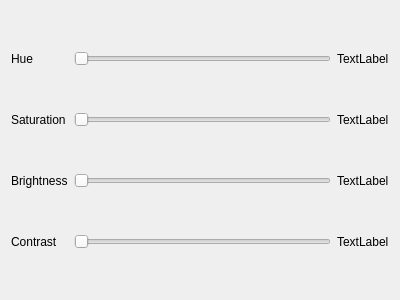
Painless-VR-Capstone/Qt-ClientApp, file visualtab.ui: the form before one commit.
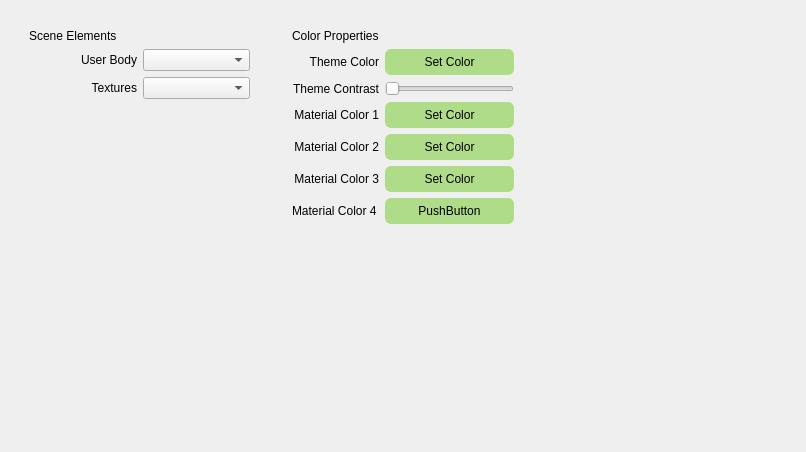
The form after the commit.

The edit to the form file:
```diff
--- a/visualtab.ui
+++ b/visualtab.ui
@@ -6,107 +6,322 @@
    <rect>
     <x>0</x>
     <y>0</y>
-    <width>400</width>
-    <height>300</height>
+    <width>806</width>
+    <height>452</height>
    </rect>
   </property>
+  <property name="sizePolicy">
+   <sizepolicy hsizetype="Fixed" vsizetype="Fixed">
+    <horstretch>0</horstretch>
+    <verstretch>0</verstretch>
+   </sizepolicy>
+  </property>
   <property name="windowTitle">
    <string>Form</string>
   </property>
   <layout class="QGridLayout" name="gridLayout">
-   <item row="3" column="0">
-    <widget class="QLabel" name="label_2">
-     <property name="text">
-      <string>Contrast</string>
-     </property>
-    </widget>
-   </item>
-   <item row="1" column="1">
-    <widget class="QSlider" name="saturationSlider">
-     <property name="maximum">
-      <number>100</number>
-     </property>
-     <property name="orientation">
-      <enum>Qt::Horizontal</enum>
-     </property>
-    </widget>
-   </item>
    <item row="0" column="1">
-    <widget class="QSlider" name="hueSlider">
-     <property name="maximum">
-      <number>359</number>
+    <widget class="QWidget" name="widget_3" native="true">
+     <property name="sizePolicy">
+      <sizepolicy hsizetype="Preferred" vsizetype="Preferred">
+       <horstretch>1</horstretch>
+       <verstretch>0</verstretch>
+      </sizepolicy>
      </property>
-     <property name="orientation">
-      <enum>Qt::Horizontal</enum>
-     </property>
-    </widget>
-   </item>
-   <item row="2" column="1">
-    <widget class="QSlider" name="brightnessSlider">
-     <property name="maximum">
-      <number>100</number>
-     </property>
-     <property name="orientation">
-      <enum>Qt::Horizontal</enum>
-     </property>
-    </widget>
-   </item>
-   <item row="3" column="1">
-    <widget class="QSlider" name="contrastSlider">
-     <property name="maximum">
-      <number>100</number>
-     </property>
-     <property name="orientation">
-      <enum>Qt::Horizontal</enum>
-     </property>
-    </widget>
-   </item>
-   <item row="0" column="2">
-    <widget class="QLabel" name="hueLabel">
-     <property name="text">
-      <string>TextLabel</string>
-     </property>
+     <layout class="QGridLayout" name="gridLayout_5">
+      <item row="1" column="0">
+       <spacer name="verticalSpacer">
+        <property name="orientation">
+         <enum>Qt::Vertical</enum>
+        </property>
+        <property name="sizeHint" stdset="0">
+         <size>
+          <width>20</width>
+          <height>40</height>
+         </size>
+        </property>
+       </spacer>
+      </item>
+      <item row="0" column="0">
+       <widget class="QWidget" name="colorPropertiesBox" native="true">
+        <property name="sizePolicy">
+         <sizepolicy hsizetype="Preferred" vsizetype="Fixed">
+          <horstretch>1</horstretch>
+          <verstretch>0</verstretch>
+         </sizepolicy>
+        </property>
+        <layout class="QGridLayout" name="gridLayout_4">
+         <item row="4" column="0">
+          <widget class="QLabel" name="label_11">
+           <property name="text">
+            <string>Material Color 2</string>
+           </property>
+           <property name="alignment">
+            <set>Qt::AlignRight|Qt::AlignTrailing|Qt::AlignVCenter</set>
+           </property>
+          </widget>
+         </item>
+         <item row="4" column="1">
+          <widget class="QPushButton" name="setMaterial2">
+           <property name="focusPolicy">
+            <enum>Qt::NoFocus</enum>
+           </property>
+           <property name="styleSheet">
+            <string notr="true">QPushButton {
+    background-color: #AFDC88;
+    border-style: outset;
+    border-width: 0px;
+    border-radius: 6px;
+    border-color: #AFDC88;
+    min-width: 10em;
+    padding: 6px;
+}</string>
+           </property>
+           <property name="text">
+            <string>Set Color</string>
+           </property>
+          </widget>
+         </item>
+         <item row="3" column="0">
+          <widget class="QLabel" name="label_9">
+           <property name="text">
+            <string>Material Color 1</string>
+           </property>
+           <property name="alignment">
+            <set>Qt::AlignRight|Qt::AlignTrailing|Qt::AlignVCenter</set>
+           </property>
+          </widget>
+         </item>
+         <item row="5" column="0">
+          <widget class="QLabel" name="label_12">
+           <property name="text">
+            <string>Material Color 3</string>
+           </property>
+           <property name="alignment">
+            <set>Qt::AlignRight|Qt::AlignTrailing|Qt::AlignVCenter</set>
+           </property>
+          </widget>
+         </item>
+         <item row="1" column="1">
+          <widget class="QPushButton" name="setThemeButton">
+           <property name="focusPolicy">
+            <enum>Qt::NoFocus</enum>
+           </property>
+           <property name="styleSheet">
+            <string notr="true">QPushButton {
+    background-color: #AFDC88;
+    border-style: outset;
+    border-width: 0px;
+    border-radius: 6px;
+    border-color: #AFDC88;
+    min-width: 10em;
+    padding: 6px;
+}</string>
+           </property>
+           <property name="text">
+            <string>Set Color</string>
+           </property>
+          </widget>
+         </item>
+         <item row="2" column="0">
+          <widget class="QLabel" name="label_15">
+           <property name="text">
+            <string>Theme Contrast</string>
+           </property>
+           <property name="alignment">
+            <set>Qt::AlignRight|Qt::AlignTrailing|Qt::AlignVCenter</set>
+           </property>
+          </widget>
+         </item>
+         <item row="5" column="1">
+          <widget class="QPushButton" name="setMaterial3">
+           <property name="focusPolicy">
+            <enum>Qt::NoFocus</enum>
+           </property>
+           <property name="styleSheet">
+            <string notr="true">QPushButton {
+    background-color: #AFDC88;
+    border-style: outset;
+    border-width: 0px;
+    border-radius: 6px;
+    border-color: #AFDC88;
+    min-width: 10em;
+    padding: 6px;
+}</string>
+           </property>
+           <property name="text">
+            <string>Set Color</string>
+           </property>
+          </widget>
+         </item>
+         <item row="3" column="1">
+          <widget class="QPushButton" name="setMaterial1">
+           <property name="focusPolicy">
+            <enum>Qt::NoFocus</enum>
+           </property>
+           <property name="styleSheet">
+            <string notr="true">QPushButton {
+    background-color: #AFDC88;
+    border-style: outset;
+    border-width: 0px;
+    border-radius: 6px;
+    border-color: #AFDC88;
+    min-width: 10em;
+    padding: 6px;
+}</string>
+           </property>
+           <property name="text">
+            <string>Set Color</string>
+           </property>
+          </widget>
+         </item>
+         <item row="1" column="0">
+          <widget class="QLabel" name="label_10">
+           <property name="sizePolicy">
+            <sizepolicy hsizetype="Preferred" vsizetype="Preferred">
+             <horstretch>0</horstretch>
+             <verstretch>0</verstretch>
+            </sizepolicy>
+           </property>
+           <property name="text">
+            <string>Theme Color</string>
+           </property>
+           <property name="alignment">
+            <set>Qt::AlignRight|Qt::AlignTrailing|Qt::AlignVCenter</set>
+           </property>
+          </widget>
+         </item>
+         <item row="2" column="1">
+          <widget class="QSlider" name="contrastSlider">
+           <property name="focusPolicy">
+            <enum>Qt::NoFocus</enum>
+           </property>
+           <property name="orientation">
+            <enum>Qt::Horizontal</enum>
+           </property>
+          </widget>
+         </item>
+         <item row="0" column="0">
+          <widget class="QLabel" name="label_13">
+           <property name="sizePolicy">
+            <sizepolicy hsizetype="Preferred" vsizetype="Fixed">
+             <horstretch>0</horstretch>
+             <verstretch>0</verstretch>
+            </sizepolicy>
+           </property>
+           <property name="text">
+            <string>Color Properties</string>
+           </property>
+          </widget>
+         </item>
+         <item row="6" column="0">
+          <widget class="QLabel" name="label_16">
+           <property name="text">
+            <string>Material Color 4</string>
+           </property>
+          </widget>
+         </item>
+         <item row="6" column="1">
+          <widget class="QPushButton" name="setMaterial4">
+           <property name="styleSheet">
+            <string notr="true">QPushButton {
+    background-color: #AFDC88;
+    border-style: outset;
+    border-width: 0px;
+    border-radius: 6px;
+    border-color: #AFDC88;
+    min-width: 10em;
+    padding: 6px;
+}</string>
+           </property>
+           <property name="text">
+            <string>PushButton</string>
+           </property>
+          </widget>
+         </item>
+        </layout>
+       </widget>
+      </item>
+     </layout>
     </widget>
    </item>
    <item row="0" column="0">
-    <widget class="QLabel" name="label_3">
-     <property name="text">
-      <string>Hue</string>
+    <widget class="QWidget" name="widget_4" native="true">
+     <property name="sizePolicy">
+      <sizepolicy hsizetype="Preferred" vsizetype="Preferred">
+       <horstretch>1</horstretch>
+       <verstretch>0</verstretch>
+      </sizepolicy>
      </property>
+     <layout class="QGridLayout" name="gridLayout_7">
+      <item row="1" column="0">
+       <spacer name="verticalSpacer_2">
+        <property name="orientation">
+         <enum>Qt::Vertical</enum>
+        </property>
+        <property name="sizeHint" stdset="0">
+         <size>
+          <width>20</width>
+          <height>40</height>
+         </size>
+        </property>
+       </spacer>
+      </item>
+      <item row="0" column="0">
+       <widget class="QWidget" name="sceneElementsBox" native="true">
+        <layout class="QGridLayout" name="gridLayout_3">
+         <item row="2" column="1">
+          <widget class="QComboBox" name="userBodyComboBox"/>
+         </item>
+         <item row="3" column="1">
+          <widget class="QComboBox" name="texturesComboBox"/>
+         </item>
+         <item row="3" column="0">
+          <widget class="QLabel" name="label_3">
+           <property name="text">
+            <string>Textures</string>
+           </property>
+           <property name="alignment">
+            <set>Qt::AlignRight|Qt::AlignTrailing|Qt::AlignVCenter</set>
+           </property>
+          </widget>
+         </item>
+         <item row="2" column="0">
+          <widget class="QLabel" name="label">
+           <property name="text">
+            <string>User Body</string>
+           </property>
+           <property name="alignment">
+            <set>Qt::AlignRight|Qt::AlignTrailing|Qt::AlignVCenter</set>
+           </property>
+          </widget>
+         </item>
+         <item row="1" column="0">
+          <widget class="QLabel" name="label_14">
+           <property name="sizePolicy">
+            <sizepolicy hsizetype="Preferred" vsizetype="Fixed">
+             <horstretch>0</horstretch>
+             <verstretch>0</verstretch>
+            </sizepolicy>
+           </property>
+           <property name="text">
+            <string>Scene Elements</string>
+           </property>
+          </widget>
+         </item>
+        </layout>
+       </widget>
+      </item>
+     </layout>
     </widget>
    </item>
-   <item row="2" column="2">
-    <widget class="QLabel" name="brightnessLabel">
-     <property name="text">
-      <string>TextLabel</string>
-     </property>
-    </widget>
-   </item>
-   <item row="1" column="0">
-    <widget class="QLabel" name="label_4">
-     <property name="text">
-      <string>Saturation</string>
-     </property>
-    </widget>
-   </item>
-   <item row="2" column="0">
-    <widget class="QLabel" name="label">
-     <property name="text">
-      <string>Brightness</string>
-     </property>
-    </widget>
-   </item>
-   <item row="1" column="2">
-    <widget class="QLabel" name="saturationLabel">
-     <property name="text">
-      <string>TextLabel</string>
-     </property>
-    </widget>
-   </item>
-   <item row="3" column="2">
-    <widget class="QLabel" name="contrastLabel">
-     <property name="text">
-      <string>TextLabel</string>
+   <item row="0" column="2">
+    <widget class="QWidget" name="widget_5" native="true">
+     <property name="sizePolicy">
+      <sizepolicy hsizetype="Preferred" vsizetype="Preferred">
+       <horstretch>1</horstretch>
+       <verstretch>0</verstretch>
+      </sizepolicy>
      </property>
     </widget>
    </item>
```
